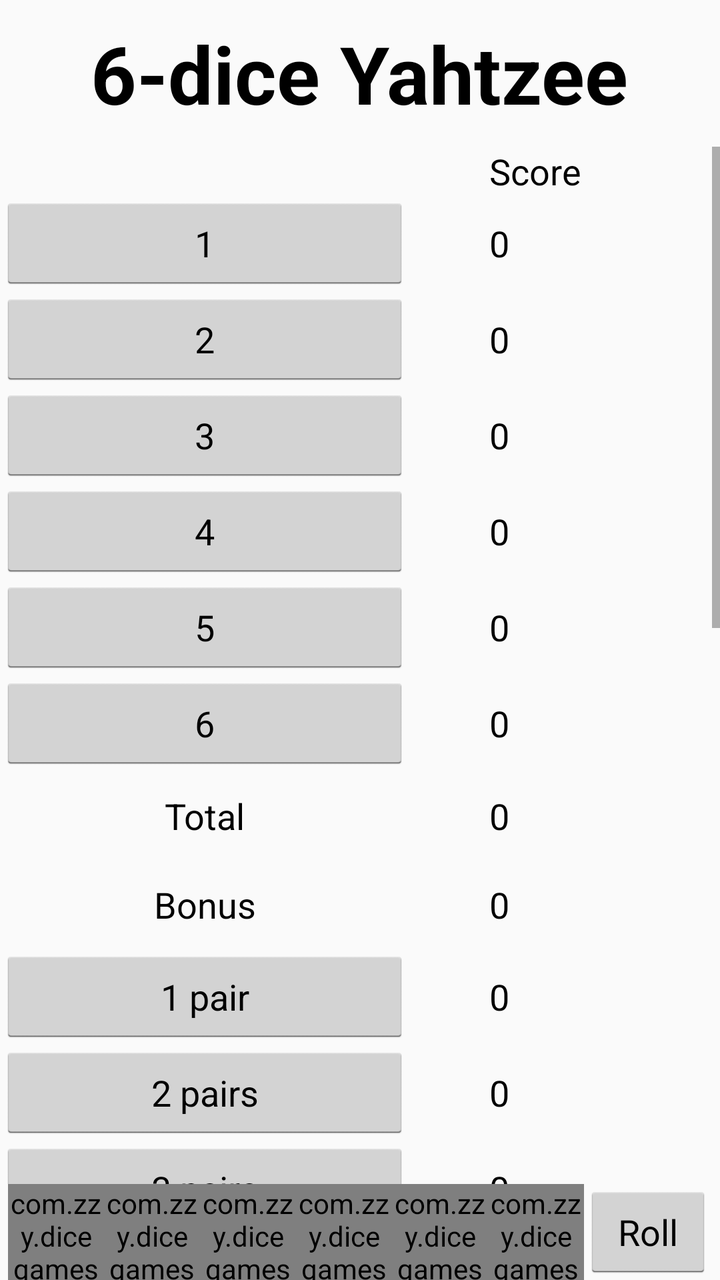
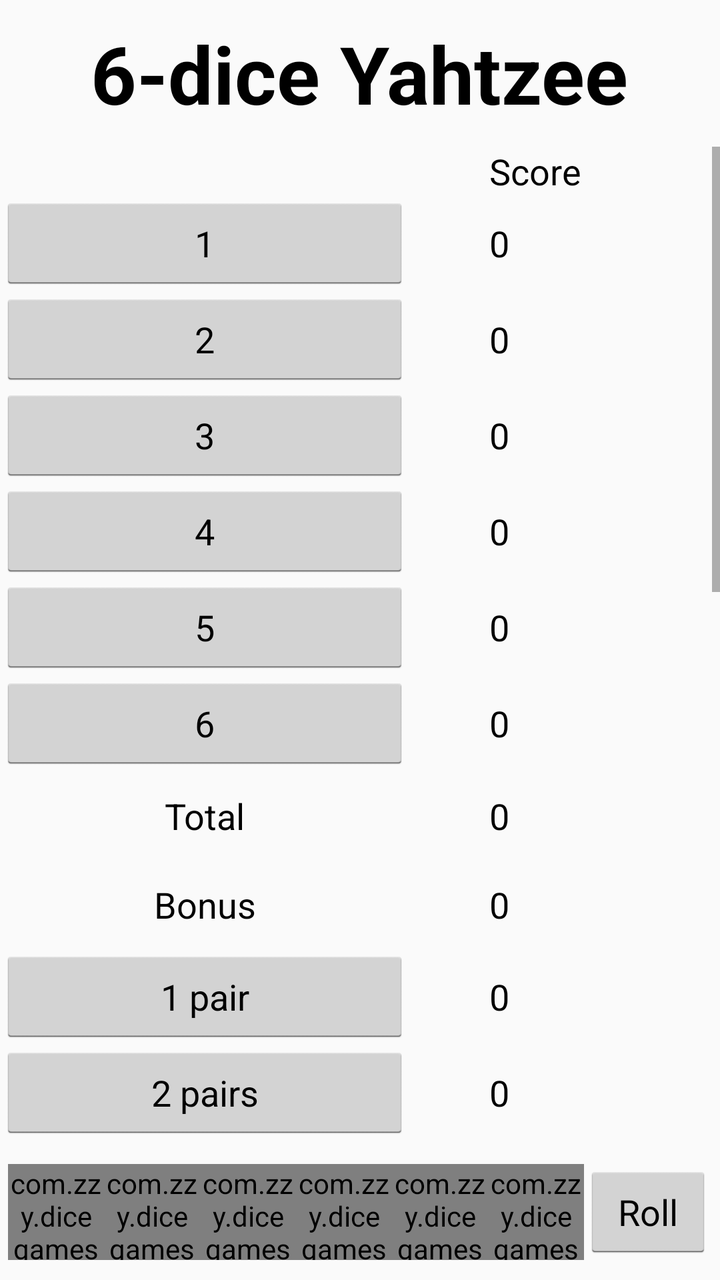

Two renders of the same Android screen: before a commit and after it. Below are the layout's source before the change and the commit's diff.
<!-- AndroidManifest.xml: application theme AppTheme -->
<!-- res/layout/fragment_six_yahtzee.xml -->
<?xml version="1.0" encoding="utf-8"?>
<RelativeLayout xmlns:android="http://schemas.android.com/apk/res/android"
    xmlns:tools="http://schemas.android.com/tools"
    android:layout_width="match_parent"
    android:layout_height="match_parent"
    tools:context=".ui.game.yahtzee.SixYahtzeeFragment">

    <TextView
        android:id="@+id/tvTitle"
        android:layout_width="wrap_content"
        android:layout_height="wrap_content"
        android:layout_alignParentTop="true"
        android:layout_centerHorizontal="true"
        android:layout_marginTop="10dp"
        android:layout_marginBottom="10dp"
        android:text="@string/sixYahtzee"
        android:textSize="40sp"
        android:textStyle="bold" />

    <ScrollView
        android:layout_width="match_parent"
        android:layout_height="match_parent"
        android:layout_above="@id/diceWindow"
        android:layout_below="@id/tvTitle">

        <TableLayout
            android:layout_width="match_parent"
            android:layout_height="wrap_content">

            <TableRow>

                <TextView
                    android:layout_width="match_parent"
                    android:layout_height="wrap_content"
                    android:layout_marginEnd="20dp"
                    android:layout_weight="1" />

                <TextView
                    android:layout_width="match_parent"
                    android:layout_height="wrap_content"
                    android:layout_marginStart="20dp"
                    android:layout_weight="1"
                    android:text="@string/score"
                    android:textSize="18sp" />

            </TableRow>

            <TableRow>

                <Button
                    android:id="@+id/btn1"
                    android:layout_width="match_parent"
                    android:layout_height="wrap_content"
                    android:layout_marginEnd="20dp"
                    android:layout_weight="1"
                    android:text="@string/s1" />

                <TextView
                    android:id="@+id/tv1"
                    android:layout_width="match_parent"
                    android:layout_height="wrap_content"
                    android:layout_marginStart="20dp"
                    android:layout_weight="1"
                    android:text="0"
                    android:textSize="18sp" />

            </TableRow>

            <TableRow>

                <Button
                    android:id="@+id/btn2"
                    android:layout_width="match_parent"
                    android:layout_height="wrap_content"
                    android:layout_marginEnd="20dp"
                    android:layout_weight="1"
                    android:text="@string/s2" />

                <TextView
                    android:id="@+id/tv2"
                    android:layout_width="match_parent"
                    android:layout_height="wrap_content"
                    android:layout_marginStart="20dp"
                    android:layout_weight="1"
                    android:text="0"
                    android:textSize="18sp" />

            </TableRow>

            <TableRow>

                <Button
                    android:id="@+id/btn3"
                    android:layout_width="match_parent"
                    android:layout_height="wrap_content"
                    android:layout_marginEnd="20dp"
                    android:layout_weight="1"
                    android:text="@string/s3" />

                <TextView
                    android:id="@+id/tv3"
                    android:layout_width="match_parent"
                    android:layout_height="wrap_content"
                    android:layout_marginStart="20dp"
                    android:layout_weight="1"
                    android:text="0"
                    android:textSize="18sp" />

            </TableRow>

            <TableRow>

                <Button
                    android:id="@+id/btn4"
                    android:layout_width="match_parent"
                    android:layout_height="wrap_content"
                    android:layout_marginEnd="20dp"
                    android:layout_weight="1"
                    android:text="@string/s4" />

                <TextView
                    android:id="@+id/tv4"
                    android:layout_width="match_parent"
                    android:layout_height="wrap_content"
                    android:layout_marginStart="20dp"
                    android:layout_weight="1"
                    android:text="0"
                    android:textSize="18sp" />

            </TableRow>

            <TableRow>

                <Button
                    android:id="@+id/btn5"
                    android:layout_width="match_parent"
                    android:layout_height="wrap_content"
                    android:layout_marginEnd="20dp"
                    android:layout_weight="1"
                    android:text="@string/s5" />

                <TextView
                    android:id="@+id/tv5"
                    android:layout_width="match_parent"
                    android:layout_height="wrap_content"
                    android:layout_marginStart="20dp"
                    android:layout_weight="1"
                    android:text="0"
                    android:textSize="18sp" />

            </TableRow>

            <TableRow>

                <Button
                    android:id="@+id/btn6"
                    android:layout_width="match_parent"
                    android:layout_height="wrap_content"
                    android:layout_marginEnd="20dp"
                    android:layout_weight="1"
                    android:text="@string/s6" />

                <TextView
                    android:id="@+id/tv6"
                    android:layout_width="match_parent"
                    android:layout_height="wrap_content"
                    android:layout_marginStart="20dp"
                    android:layout_weight="1"
                    android:text="0"
                    android:textSize="18sp" />

            </TableRow>

            <TableRow
                android:layout_marginTop="10dp"
                android:layout_marginBottom="10dp">

                <TextView
                    android:layout_width="match_parent"
                    android:layout_height="wrap_content"
                    android:layout_marginEnd="20dp"
                    android:layout_weight="1"
                    android:text="@string/total"
                    android:textAlignment="center"
                    android:textSize="18sp" />

                <TextView
                    android:id="@+id/tvUpperTotal"
                    android:layout_width="match_parent"
                    android:layout_height="wrap_content"
                    android:layout_marginStart="20dp"
                    android:layout_weight="1"
                    android:text="0"
                    android:textSize="18sp" />

            </TableRow>

            <TableRow
                android:layout_marginTop="10dp"
                android:layout_marginBottom="10dp">

                <TextView
                    android:layout_width="match_parent"
                    android:layout_height="wrap_content"
                    android:layout_marginEnd="20dp"
                    android:layout_weight="1"
                    android:text="@string/bonus"
                    android:textAlignment="center"
                    android:textSize="18sp" />

                <TextView
                    android:id="@+id/tvBonus"
                    android:layout_width="match_parent"
                    android:layout_height="wrap_content"
                    android:layout_marginStart="20dp"
                    android:layout_weight="1"
                    android:text="0"
                    android:textSize="18sp" />

            </TableRow>

            <TableRow>

                <Button
                    android:id="@+id/btn1p"
                    android:layout_width="match_parent"
                    android:layout_height="wrap_content"
                    android:layout_marginEnd="20dp"
                    android:layout_weight="1"
                    android:text="@string/s1p" />

                <TextView
                    android:id="@+id/tv1p"
                    android:layout_width="match_parent"
                    android:layout_height="wrap_content"
                    android:layout_marginStart="20dp"
                    android:layout_weight="1"
                    android:text="0"
                    android:textSize="18sp" />

            </TableRow>

            <TableRow>

                <Button
                    android:id="@+id/btn2p"
                    android:layout_width="match_parent"
                    android:layout_height="wrap_content"
                    android:layout_marginEnd="20dp"
                    android:layout_weight="1"
                    android:text="@string/s2p" />

                <TextView
                    android:id="@+id/tv2p"
                    android:layout_width="match_parent"
                    android:layout_height="wrap_content"
                    android:layout_marginStart="20dp"
                    android:layout_weight="1"
                    android:text="0"
                    android:textSize="18sp" />

            </TableRow>

            <TableRow>

                <Button
                    android:id="@+id/btn3p"
                    android:layout_width="match_parent"
                    android:layout_height="wrap_content"
                    android:layout_marginEnd="20dp"
                    android:layout_weight="1"
                    android:text="@string/s3p" />

                <TextView
                    android:id="@+id/tv3p"
                    android:layout_width="match_parent"
                    android:layout_height="wrap_content"
                    android:layout_marginStart="20dp"
                    android:layout_weight="1"
                    android:text="0"
                    android:textSize="18sp" />

            </TableRow>

            <TableRow>

                <Button
                    android:id="@+id/btn3e"
                    android:layout_width="match_parent"
                    android:layout_height="wrap_content"
                    android:layout_marginEnd="20dp"
                    android:layout_weight="1"
                    android:text="@string/s3e" />

                <TextView
                    android:id="@+id/tv3e"
                    android:layout_width="match_parent"
                    android:layout_height="wrap_content"
                    android:layout_marginStart="20dp"
                    android:layout_weight="1"
                    android:text="0"
                    android:textSize="18sp" />

            </TableRow>

            <TableRow>

                <Button
                    android:id="@+id/btn4e"
                    android:layout_width="match_parent"
                    android:layout_height="wrap_content"
                    android:layout_marginEnd="20dp"
                    android:layout_weight="1"
                    android:text="@string/s4e" />

                <TextView
                    android:id="@+id/tv4e"
                    android:layout_width="match_parent"
                    android:layout_height="wrap_content"
                    android:layout_marginStart="20dp"
                    android:layout_weight="1"
                    android:text="0"
                    android:textSize="18sp" />

            </TableRow>

            <TableRow>

                <Button
                    android:id="@+id/btn5e"
                    android:layout_width="match_parent"
                    android:layout_height="wrap_content"
                    android:layout_marginEnd="20dp"
                    android:layout_weight="1"
                    android:text="@string/s5e" />

                <TextView
                    android:id="@+id/tv5e"
                    android:layout_width="match_parent"
                    android:layout_height="wrap_content"
                    android:layout_marginStart="20dp"
                    android:layout_weight="1"
                    android:text="0"
                    android:textSize="18sp" />

            </TableRow>

            <TableRow>

                <Button
                    android:id="@+id/btnSmallStraight"
                    android:layout_width="match_parent"
                    android:layout_height="wrap_content"
                    android:layout_marginEnd="20dp"
                    android:layout_weight="1"
                    android:text="@string/smallStraight" />

                <TextView
                    android:id="@+id/tvSmallStraight"
                    android:layout_width="match_parent"
                    android:layout_height="wrap_content"
                    android:layout_marginStart="20dp"
                    android:layout_weight="1"
                    android:text="0"
                    android:textSize="18sp" />

            </TableRow>

            <TableRow>

                <Button
                    android:id="@+id/btnLargeStraight"
                    android:layout_width="match_parent"
                    android:layout_height="wrap_content"
                    android:layout_marginEnd="20dp"
                    android:layout_weight="1"
                    android:text="@string/largeStraight" />

                <TextView
                    android:id="@+id/tvLargeStraight"
                    android:layout_width="match_parent"
                    android:layout_height="wrap_content"
                    android:layout_marginStart="20dp"
                    android:layout_weight="1"
                    android:text="0"
                    android:textSize="18sp" />

            </TableRow>

            <TableRow>

                <Button
                    android:id="@+id/btnFullStraight"
                    android:layout_width="match_parent"
                    android:layout_height="wrap_content"
                    android:layout_marginEnd="20dp"
                    android:layout_weight="1"
                    android:text="@string/fullStraight" />

                <TextView
                    android:id="@+id/tvFullStraight"
                    android:layout_width="match_parent"
                    android:layout_height="wrap_content"
                    android:layout_marginStart="20dp"
                    android:layout_weight="1"
                    android:text="0"
                    android:textSize="18sp" />

            </TableRow>

            <TableRow>

                <Button
                    android:id="@+id/btnHut"
                    android:layout_width="match_parent"
                    android:layout_height="wrap_content"
                    android:layout_marginEnd="20dp"
                    android:layout_weight="1"
                    android:text="@string/hut" />

                <TextView
                    android:id="@+id/tvHut"
                    android:layout_width="match_parent"
                    android:layout_height="wrap_content"
                    android:layout_marginStart="20dp"
                    android:layout_weight="1"
                    android:text="0"
                    android:textSize="18sp" />

            </TableRow>

            <TableRow>

                <Button
                    android:id="@+id/btnHouse"
                    android:layout_width="match_parent"
                    android:layout_height="wrap_content"
                    android:layout_marginEnd="20dp"
                    android:layout_weight="1"
                    android:text="@string/house" />

                <TextView
                    android:id="@+id/tvHouse"
                    android:layout_width="match_parent"
                    android:layout_height="wrap_content"
                    android:layout_marginStart="20dp"
                    android:layout_weight="1"
                    android:text="0"
                    android:textSize="18sp" />

            </TableRow>

            <TableRow>

                <Button
                    android:id="@+id/btnTower"
                    android:layout_width="match_parent"
                    android:layout_height="wrap_content"
                    android:layout_marginEnd="20dp"
                    android:layout_weight="1"
                    android:text="@string/tower" />

                <TextView
                    android:id="@+id/tvTower"
                    android:layout_width="match_parent"
                    android:layout_height="wrap_content"
                    android:layout_marginStart="20dp"
                    android:layout_weight="1"
                    android:text="0"
                    android:textSize="18sp" />

            </TableRow>

            <TableRow>

                <Button
                    android:id="@+id/btnChance"
                    android:layout_width="match_parent"
                    android:layout_height="wrap_content"
                    android:layout_marginEnd="20dp"
                    android:layout_weight="1"
                    android:text="@string/chance" />

                <TextView
                    android:id="@+id/tvChance"
                    android:layout_width="match_parent"
                    android:layout_height="wrap_content"
                    android:layout_marginStart="20dp"
                    android:layout_weight="1"
                    android:text="0"
                    android:textSize="18sp" />

            </TableRow>

            <TableRow>

                <Button
                    android:id="@+id/btnYahtzee"
                    android:layout_width="match_parent"
                    android:layout_height="wrap_content"
                    android:layout_marginEnd="20dp"
                    android:layout_weight="1"
                    android:text="@string/yahtzee" />

                <TextView
                    android:id="@+id/tvYahtzee"
                    android:layout_width="match_parent"
                    android:layout_height="wrap_content"
                    android:layout_marginStart="20dp"
                    android:layout_weight="1"
                    android:text="0"
                    android:textSize="18sp" />

            </TableRow>

            <TableRow
                android:layout_marginTop="10dp"
                android:layout_marginBottom="10dp">

                <TextView
                    android:layout_width="match_parent"
                    android:layout_height="wrap_content"
                    android:layout_marginEnd="20dp"
                    android:layout_weight="1"
                    android:text="@string/gameTotal"
                    android:textAlignment="center"
                    android:textSize="18sp" />

                <TextView
                    android:id="@+id/tvGameTotal"
                    android:layout_width="match_parent"
                    android:layout_height="wrap_content"
                    android:layout_marginStart="20dp"
                    android:layout_weight="1"
                    android:text="0"
                    android:textSize="18sp" />

            </TableRow>

        </TableLayout>

    </ScrollView>

    <include
        android:id="@+id/diceWindow"
        android:layout_width="match_parent"
        android:layout_height="wrap_content"
        android:layout_alignParentBottom="true"
        layout="@layout/roll_dice_window" />

</RelativeLayout>
<!-- res/layout/roll_dice_window.xml (included above) -->
<?xml version="1.0" encoding="utf-8"?>
<LinearLayout xmlns:android="http://schemas.android.com/apk/res/android"
    xmlns:app="http://schemas.android.com/apk/res-auto"
    android:layout_width="match_parent"
    android:layout_height="wrap_content"
    android:gravity="center_horizontal|center_vertical"
    android:orientation="horizontal">

    <com.zzy.dicegames.ui.dice.DiceView
        android:id="@+id/dice1"
        android:layout_width="48dp"
        android:layout_height="48dp"
        app:locked="false"
        app:number="6" />

    <com.zzy.dicegames.ui.dice.DiceView
        android:id="@+id/dice2"
        android:layout_width="48dp"
        android:layout_height="48dp"
        app:locked="false"
        app:number="6" />

    <com.zzy.dicegames.ui.dice.DiceView
        android:id="@+id/dice3"
        android:layout_width="48dp"
        android:layout_height="48dp"
        app:locked="false"
        app:number="6" />

    <com.zzy.dicegames.ui.dice.DiceView
        android:id="@+id/dice4"
        android:layout_width="48dp"
        android:layout_height="48dp"
        app:locked="false"
        app:number="6" />

    <com.zzy.dicegames.ui.dice.DiceView
        android:id="@+id/dice5"
        android:layout_width="48dp"
        android:layout_height="48dp"
        app:locked="false"
        app:number="6" />

    <com.zzy.dicegames.ui.dice.DiceView
        android:id="@+id/dice6"
        android:layout_width="48dp"
        android:layout_height="48dp"
        app:locked="false"
        app:number="6" />

    <Button
        android:id="@+id/btnRoll"
        android:layout_width="wrap_content"
        android:layout_height="wrap_content"
        android:text="@string/roll" />

</LinearLayout>
<!-- resources referenced by this layout -->
<resources>
  <string name="bonus">Bonus</string>
  <string name="chance">Chance</string>
  <string name="fullStraight">Full Straight</string>
  <string name="gameTotal">Game Total</string>
  <string name="house">House</string>
  <string name="hut">Hut</string>
  <string name="largeStraight">Large Straight</string>
  <string name="roll">Roll</string>
  <string name="s1">1</string>
  <string name="s1p">1 pair</string>
  <string name="s2">2</string>
  <string name="s2p">2 pairs</string>
  <string name="s3">3</string>
  <string name="s3e">3 of a kind</string>
  <string name="s3p">3 pairs</string>
  <string name="s4">4</string>
  <string name="s4e">4 of a kind</string>
  <string name="s5">5</string>
  <string name="s5e">5 of a kind</string>
  <string name="s6">6</string>
  <string name="score">Score</string>
  <string name="sixYahtzee">6-dice Yahtzee</string>
  <string name="smallStraight">Small Straight</string>
  <string name="total">Total</string>
  <string name="tower">Tower</string>
  <string name="yahtzee">Yahtzee</string>
  <style name="AppTheme" parent="Theme.AppCompat.Light">
          
          <item name="android:textColor">@android:color/black</item>
          <item name="buttonStyle">@android:style/Widget.Holo.Light.Button</item>
      </style>
</resources>

<!-- the commit's change to res/layout/fragment_six_yahtzee.xml (unified diff, before → after) -->
@@ -546,6 +546,8 @@
         android:layout_width="match_parent"
         android:layout_height="wrap_content"
         android:layout_alignParentBottom="true"
+        android:layout_marginTop="10dp"
+        android:layout_marginBottom="10dp"
         layout="@layout/roll_dice_window" />
 
 </RelativeLayout>
